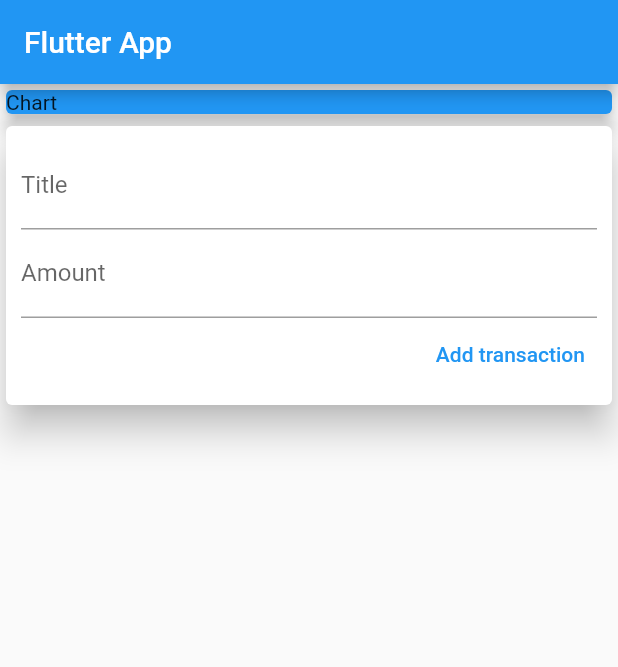
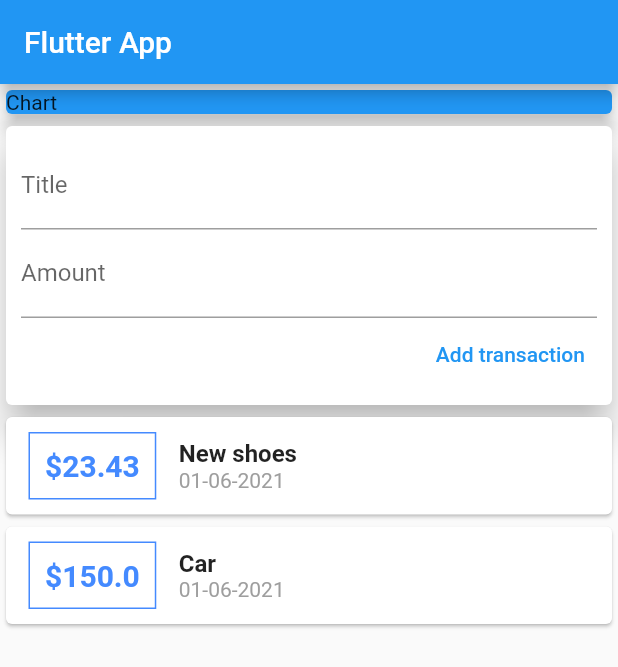
Before and after one commit to Damian9696/personal_expenses, a Flutter app: the screen it shows after launch, on a phone screen of 412 x 824 dp. Shown: the top 667 px of the screen. Run offline on Flutter 3.47's test engine with Material 2 defaults, Android fonts, the phone set to English and light mode, and no system bars.

Commit message:
Implemented custom widget;

```diff
--- a/lib/main.dart
+++ b/lib/main.dart
@@ -1,7 +1,8 @@
 import 'package:flutter/material.dart';
 import 'package:intl/intl.dart';
 
-import 'package:personal_expenses/transaction.dart';
+import 'package:personal_expenses/models/transaction.dart';
+import 'package:personal_expenses/widgets/user_transactions.dart';
 
 void main() => runApp(MyApp());
 
@@ -46,70 +47,7 @@ class MyHomePage extends StatelessWidget {
               elevation: 5,
             ),
           ),
-          Card(
-            elevation: 10,
-            child: Padding(
-              padding: const EdgeInsets.all(10),
-              child: Column(
-                crossAxisAlignment: CrossAxisAlignment.end,
-                children: [
-                  TextField(
-                    decoration: InputDecoration(labelText: "Title"),
-                    // onChanged: (value) => titleInput = value,
-                    controller: titleController,
-                  ),
-                  TextField(
-                    decoration: InputDecoration(labelText: "Amount"),
-                    // onChanged: (value) => amountInput = value,
-                    controller: amountController,
-                  ),
-                  TextButton(
-                    onPressed: () {
-
-                    },
-                    child: Text("Add transaction"),
-                    style: TextButton.styleFrom(primary: Colors.blue),
-                  )
-                ],
-              ),
-            ),
-          ),
-          Column(
-            children: transactions.map((transaction) {
-              return Card(
-                  child: Row(
-                children: [
-                  Container(
-                    margin: EdgeInsets.symmetric(vertical: 10, horizontal: 15),
-                    decoration: BoxDecoration(
-                        border: Border.all(color: Colors.blueAccent)),
-                    padding: EdgeInsets.all(10),
-                    child: Text(
-                      "\$${transaction.amount}",
-                      style: TextStyle(
-                          fontWeight: FontWeight.bold,
-                          fontSize: 20,
-                          color: Colors.blueAccent),
-                    ),
-                  ),
-                  Column(
-                    crossAxisAlignment: CrossAxisAlignment.start,
-                    children: [
-                      Text(
-                        transaction.title,
-                        style: TextStyle(
-                            fontSize: 16, fontWeight: FontWeight.bold),
-                      ),
-                      Text(
-                        DateFormat('dd-MM-yyyy').format(transaction.date),
-                        style: TextStyle(color: Colors.grey),
-                      ),
-                    ],
-                  )
-                ],
-              ));
-            }).toList(),
-          )
+          UserTransactions(),
         ],
       ),
     );
```
